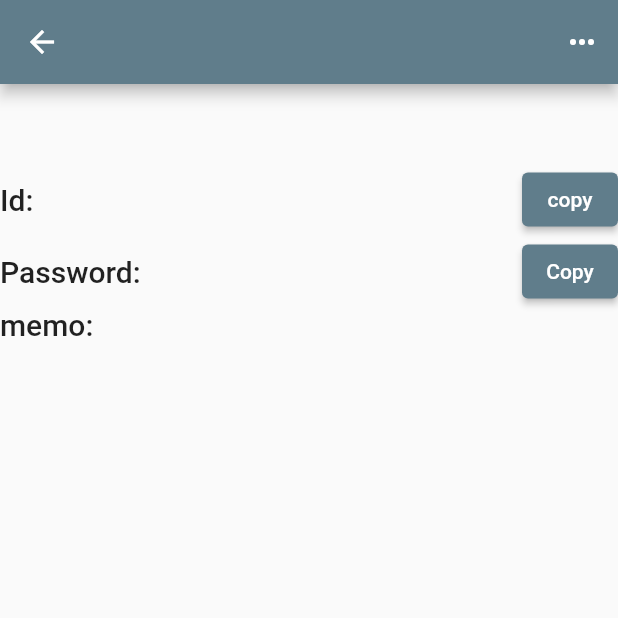
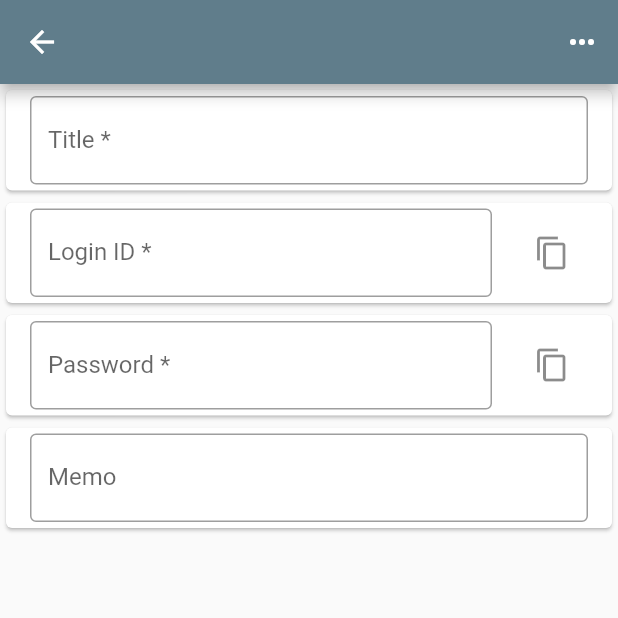
Before and after one commit to Samurais-Holiday/PasswordManager, a Flutter app: the ViewPasswordPage screen opened directly with empty values, on a phone screen of 412 x 824 dp, the top half of it. Run offline on Flutter 3.47's test engine with Material 2 defaults, Android fonts, the phone set to English and light mode, and no system bars; our stand-ins replace flutter_secure_storage, local_auth, logger; accounts and stored records are empty.

Commit message:
パスワード表示画面のUIを、追加/編集画面のUIと統一

```diff
--- a/lib/view/add_password_page.dart
+++ b/lib/view/add_password_page.dart
@@ -35,6 +35,7 @@ class AddPasswordPageState extends State<AddPasswordPage> {
             crossAxisAlignment: CrossAxisAlignment.center,
             children: [
               Forms.passwordFormField(
+                context: context,
                 key: _formKey,
                 titleController: _titleController,
                 idController: _idController,
--- a/lib/view/authentication_page.dart
+++ b/lib/view/authentication_page.dart
@@ -32,7 +32,7 @@ class _AuthenticationPageState extends State<AuthenticationPage> {
         title: Text(widget.title),
       ),
       body: const Center(
-          child: Text('Authenticating...')
+          child: CircularProgressIndicator()
       ),
     );
   }
--- a/lib/view/edit_password_page.dart
+++ b/lib/view/edit_password_page.dart
@@ -50,6 +50,7 @@ class EditPasswordPageState extends State<EditPasswordPage> {
           crossAxisAlignment: CrossAxisAlignment.center,
           children: [
             Forms.passwordFormField(
+                context: context,
                 key: _formKey,
                 titleController: _titleController,
                 idController: _idController,
--- a/lib/view/widget/forms.dart
+++ b/lib/view/widget/forms.dart
@@ -1,4 +1,5 @@
 import 'package:flutter/material.dart';
+import 'package:flutter/services.dart';
 
 /// フォームに関するWidgetを提供するクラス
 class Forms {
@@ -15,23 +16,30 @@ class Forms {
   }
 
   /// パスワード情報入力フォーム
-  static Widget passwordFormField({required GlobalKey<FormState> key,
+  static Widget passwordFormField({required BuildContext context,
                                    required TextEditingController titleController,
                                    required TextEditingController idController,
                                    required TextEditingController passwordController,
-                                   required TextEditingController memoController}) {
+                                   required TextEditingController memoController,
+                                   GlobalKey<FormState>? key,
+                                   bool readOnly = false}) {
     return Form(
         key: key,
-        child: Column(
-          crossAxisAlignment: CrossAxisAlignment.center,
+        child: ListView(
+          shrinkWrap: true,
           children: [
             // Title
-            TextFormField(
-              autofocus: true,
+            Card(
+              child: ListTile(
+                title: TextFormField(
+                  autofocus: !readOnly,
                   textInputAction: TextInputAction.next,
                   controller: titleController,
+                  readOnly: readOnly,
+                  maxLines: null,
                   decoration: const InputDecoration(
                     labelText: 'Title *',
+                    border: OutlineInputBorder()
                   ),
                   validator: (input) {
                     return input == null || input.isEmpty
@@ -39,13 +47,20 @@ class Forms {
                         : null;
                   },
                 ),
+              ),
+            ),
 
             // Login ID
-            TextFormField(
+            Card(
+              child: ListTile(
+                title: TextFormField(
                   controller: idController,
                   textInputAction: TextInputAction.next,
+                  readOnly: readOnly,
+                  maxLines: null,
                   decoration: const InputDecoration(
                     labelText: 'Login ID *',
+                    border: OutlineInputBorder()
                   ),
                   validator: (input) {
                     return input == null || input.isEmpty
@@ -53,13 +68,30 @@ class Forms {
                         : null;
                   },
                 ),
+                trailing: readOnly
+                    ? IconButton(
+                        icon: const Icon(Icons.copy),
+                        onPressed: () {
+                          Clipboard.setData(ClipboardData(text: idController.value.text));
+                          ScaffoldMessenger.of(context).showSnackBar(
+                              const SnackBar(content: Text('Copied!'))
+                          );
+                        },)
+                    : null,
+              ),
+            ),
 
             // Password
-            TextFormField(
+            Card(
+              child: ListTile(
+                title: TextFormField(
                   controller: passwordController,
                   textInputAction: TextInputAction.next,
+                  readOnly: readOnly,
+                  maxLines: null,
                   decoration: const InputDecoration(
                     labelText: 'Password *',
+                    border: OutlineInputBorder()
                   ),
                   validator: (input) {
                     return input == null || input.isEmpty
@@ -67,13 +99,32 @@ class Forms {
                         : null;
                   },
                 ),
+                trailing: readOnly
+                    ? IconButton(
+                        icon: const Icon(Icons.copy),
+                        onPressed: () {
+                          Clipboard.setData(ClipboardData(text: passwordController.value.text));
+                          ScaffoldMessenger.of(context).showSnackBar(
+                              const SnackBar(content: Text('Copied!'))
+                          );
+                        })
+                    : null,
+              ),
+            ),
 
             // memo
-            TextFormField(
+            Card(
+              child: ListTile(
+                title: TextFormField(
                   controller: memoController,
                   textInputAction: TextInputAction.done,
+                  readOnly: readOnly,
+                  maxLines: null,
                   decoration: const InputDecoration(
                     labelText: 'Memo',
+                    border: OutlineInputBorder()
+                  ),
+                ),
               ),
             ),
           ],
--- a/lib/view/widget/password_widget.dart
+++ b/lib/view/widget/password_widget.dart
@@ -1,5 +1,4 @@
 import 'package:flutter/material.dart';
-import 'package:flutter/services.dart';
 import 'package:password_manager/api/logger/logger.dart';
 import 'package:password_manager/model/password_info.dart';
 import 'package:password_manager/service/password_service.dart';
@@ -8,6 +7,7 @@ import 'package:password_manager/view/edit_password_page.dart';
 import 'package:password_manager/view/password_list_page.dart';
 import 'package:password_manager/view/view_password_page.dart';
 import 'package:password_manager/view/widget/dialogs.dart';
+import 'package:password_manager/view/widget/forms.dart';
 
 /// パスワードに対する操作種別
 enum _Action {
@@ -105,56 +105,14 @@ class PasswordWidget {
   }
 
   /// 指定したパスワード情報を表示するWidgetを返却する
-  static Widget view({required BuildContext context, required final PasswordInfo password}) {
-    return Column(
-      crossAxisAlignment: CrossAxisAlignment.center,
-      children: [
-        // title
-        Text(password.title, style: Theme.of(context).textTheme.displaySmall),
-        // id
-        Row(
-          mainAxisAlignment: MainAxisAlignment.spaceBetween,
-          children: [
-            Text('Id:', style: Theme.of(context).textTheme.titleLarge),
-            SelectableText(password.id, style: Theme.of(context).textTheme.titleLarge,),
-            ElevatedButton(
-                child: const Text('copy'),
-                onPressed: () {
-                  Clipboard.setData(ClipboardData(text: password.id));
-                  ScaffoldMessenger.of(context).showSnackBar(
-                      const SnackBar(content: Text('Copied!'))
-                  );
-                },
-            )
-          ],
-        ),
-        // password
-        Row(
-          mainAxisAlignment: MainAxisAlignment.spaceBetween,
-          children: [
-            Text('Password:', style: Theme.of(context).textTheme.titleLarge),
-            SelectableText(password.password, style: Theme.of(context).textTheme.titleLarge,),
-            ElevatedButton(
-                child: const Text('Copy'),
-                onPressed: () {
-                  Clipboard.setData(ClipboardData(text: password.password));
-                  ScaffoldMessenger.of(context).showSnackBar(
-                    const SnackBar(content: Text('Copied!'))
-                  );
-                },
-            ),
-          ],
-        ),
-        // memo
-        Row(
-          children: [
-            Text('memo:', style: Theme.of(context).textTheme.titleLarge,),
-            SelectableText(password.memo, style: Theme.of(context).textTheme.titleLarge,),
-          ],
-        )
-      ],
-    );
-  }
+  static Widget view({required BuildContext context, required final PasswordInfo password})
+    => Forms.passwordFormField(
+        context: context,
+        readOnly: true,
+        titleController: TextEditingController(text: password.title),
+        idController: TextEditingController(text: password.id),
+        passwordController: TextEditingController(text: password.password),
+        memoController: TextEditingController(text: password.memo));
 
   /// パスワードに関する操作を提供するドロップダウンボタン
   static Widget moreActionButton({required BuildContext context, required final PasswordInfo password}) {
```
Lines whose indentation alone changed are shown as unchanged.
